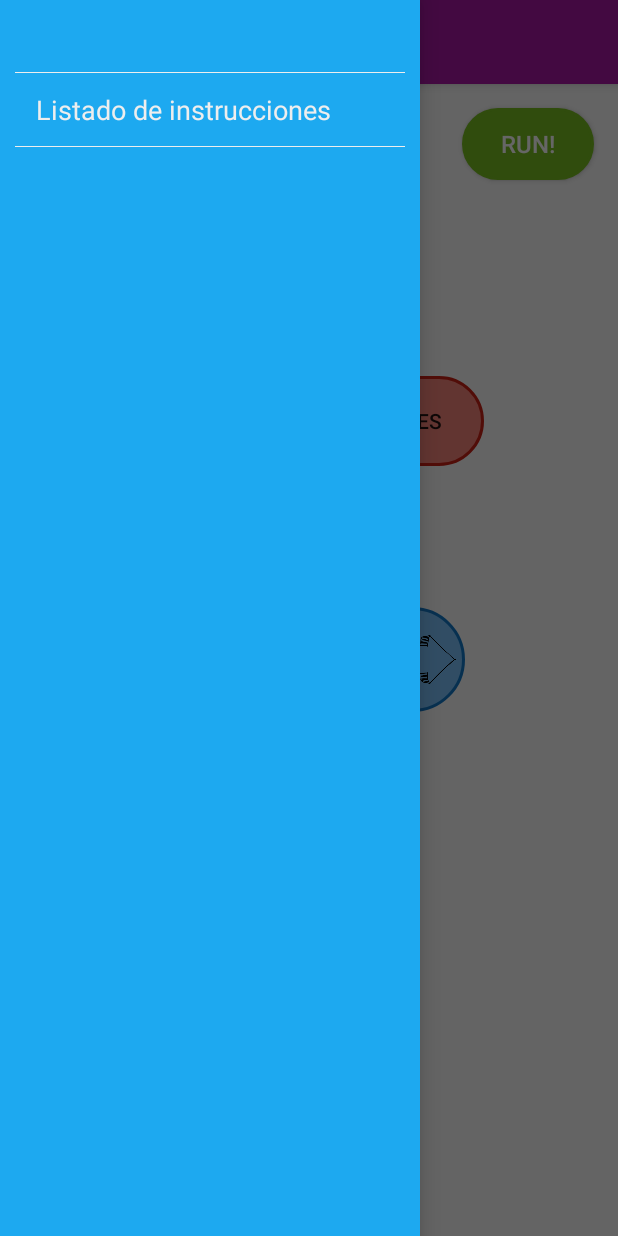
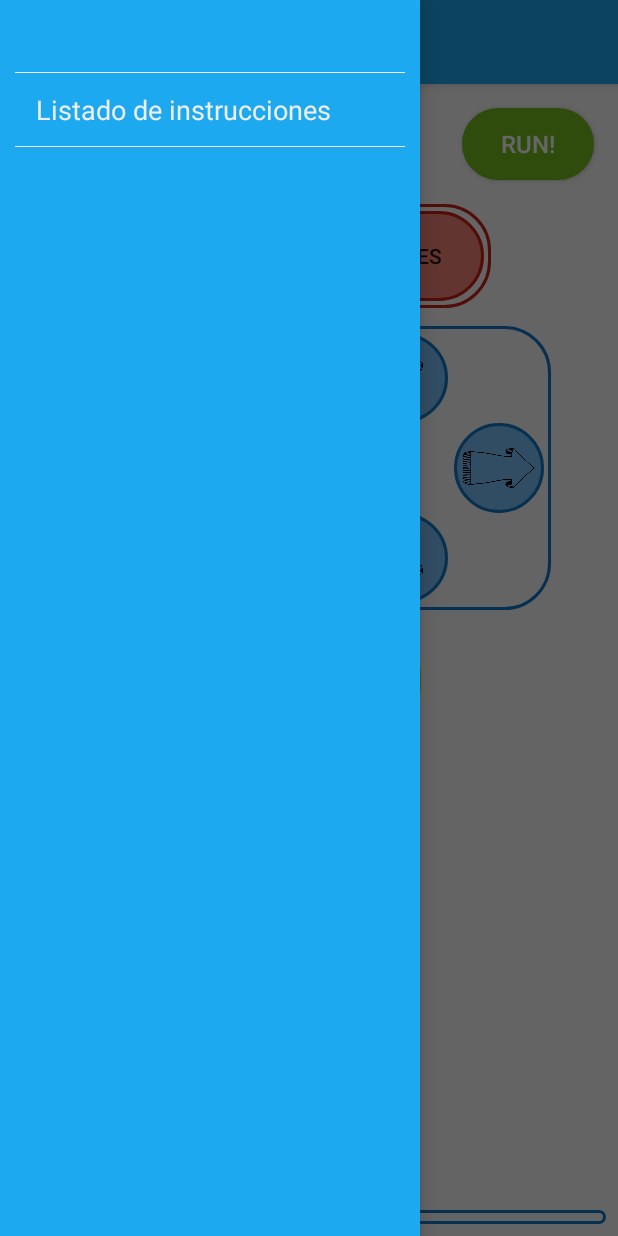
Before and after one commit to ecvargase/CarWiFi, an Android app: the screen it shows after launch (MainActivity), with the side drawer open, on a phone screen of 412 x 824 dp. Run offline under Robolectric (Android 15) with nearby library versions, the phone set to English and light mode, and no system bars; our stand-ins replace Picasso, RxJava, Timber, data binding; pictures from the network do not load; 1 statement that could not run was skipped.

Commit message:
add background holder and stroke container

```diff
--- a/app/src/main/java/com/espiot/cav/carwifi/ui/ProgTan.java
+++ b/app/src/main/java/com/espiot/cav/carwifi/ui/ProgTan.java
@@ -220,7 +220,6 @@ public class ProgTan extends Fragment implements CommonInterfaces {
     }
 
 
-
     public boolean isVadidDataToSend() {
         ArrayList<String> data = new ArrayList<>();
         ArrayList<String> fail = new ArrayList<>();
@@ -249,14 +248,17 @@ public class ProgTan extends Fragment implements CommonInterfaces {
         }
 
         if (fail.size() > 0) {
-            if(fail.size()==1){
-                openDialogSMS("La instrucción " + Arrays.toString(fail.toArray()) + " no es válida");
-            }else{
-                openDialogSMS("Las instrucciones " + Arrays.toString(fail.toArray()) + " no son válidas");
+            if (fail.size() == 1) {
+                openDialogSMS("Oh Oh!\nHay un error en la casilla\n" + Arrays.toString(fail.toArray()));
+            } else {
+                openDialogSMS("Oh Oh!\nHay un error en las casillas\n" + Arrays.toString(fail.toArray()));
             }
         } else {
             InstructionsSet instructionsSet = new InstructionsSet("", data);
             providers.setInstuctions(instructionsSet);
+            items = new ArrayList<>();
+            adapter = new InstructionsAdapter(items);
+            progTan.listInstructions.setAdapter(adapter);
         }
 
         return true;
--- /dev/null
+++ b/app/src/main/res/drawable-mdpi/custom_buttom_blue.xml
@@ -0,0 +1,21 @@
+<shape xmlns:android="http://schemas.android.com/apk/res/android"
+    android:shape="rectangle">
+    <solid
+        android:color="#901A97FC" >
+    </solid>
+
+    <stroke
+        android:width="2dp"
+        android:color="#1279C9" >
+    </stroke>
+
+    <padding
+        android:left="5dp"
+        android:top="5dp"
+        android:right="5dp"
+        android:bottom="5dp"    >
+    </padding>
+
+    <corners android:radius="40dp" />
+
+</shape>
--- /dev/null
+++ b/app/src/main/res/drawable-mdpi/custom_buttom_general_blue.xml
@@ -0,0 +1,18 @@
+<shape xmlns:android="http://schemas.android.com/apk/res/android"
+    android:shape="rectangle">
+
+    <stroke
+        android:width="2dp"
+        android:color="#1279C9" >
+    </stroke>
+
+    <padding
+        android:left="5dp"
+        android:top="5dp"
+        android:right="5dp"
+        android:bottom="5dp"    >
+    </padding>
+
+    <corners android:radius="30dp" />
+
+</shape>
--- /dev/null
+++ b/app/src/main/res/drawable-mdpi/custom_buttom_general_purple.xml
@@ -0,0 +1,19 @@
+<shape xmlns:android="http://schemas.android.com/apk/res/android"
+    android:shape="rectangle">
+
+
+    <stroke
+        android:width="2dp"
+        android:color="#D90FE6" >
+    </stroke>
+
+    <padding
+        android:left="5dp"
+        android:top="5dp"
+        android:right="5dp"
+        android:bottom="5dp"    >
+    </padding>
+
+    <corners android:radius="30dp" />
+
+</shape>
--- /dev/null
+++ b/app/src/main/res/drawable-mdpi/custom_buttom_general_red.xml
@@ -0,0 +1,19 @@
+<shape xmlns:android="http://schemas.android.com/apk/res/android"
+    android:shape="rectangle">
+
+
+    <stroke
+        android:width="2dp"
+        android:color="#CB2115" >
+    </stroke>
+
+    <padding
+        android:left="5dp"
+        android:top="5dp"
+        android:right="5dp"
+        android:bottom="5dp"    >
+    </padding>
+
+    <corners android:radius="30dp" />
+
+</shape>
--- /dev/null
+++ b/app/src/main/res/drawable-mdpi/custom_buttom_general_yellow.xml
@@ -0,0 +1,18 @@
+<shape xmlns:android="http://schemas.android.com/apk/res/android"
+    android:shape="rectangle">
+
+    <stroke
+        android:width="2dp"
+        android:color="#E1D915" >
+    </stroke>
+
+    <padding
+        android:left="5dp"
+        android:top="5dp"
+        android:right="5dp"
+        android:bottom="5dp"    >
+    </padding>
+
+    <corners android:radius="30dp" />
+
+</shape>
--- /dev/null
+++ b/app/src/main/res/drawable-mdpi/custom_buttom_purple.xml
@@ -0,0 +1,21 @@
+<shape xmlns:android="http://schemas.android.com/apk/res/android"
+    android:shape="rectangle">
+    <solid
+        android:color="#90D90FE6" >
+    </solid>
+
+    <stroke
+        android:width="2dp"
+        android:color="#D90FE6" >
+    </stroke>
+
+    <padding
+        android:left="5dp"
+        android:top="5dp"
+        android:right="5dp"
+        android:bottom="5dp"    >
+    </padding>
+
+    <corners android:radius="40dp" />
+
+</shape>
--- /dev/null
+++ b/app/src/main/res/drawable-mdpi/custom_buttom_yellow.xml
@@ -0,0 +1,21 @@
+<shape xmlns:android="http://schemas.android.com/apk/res/android"
+    android:shape="rectangle">
+    <solid
+        android:color="#90E1D915" >
+    </solid>
+
+    <stroke
+        android:width="2dp"
+        android:color="#E1D915" >
+    </stroke>
+
+    <padding
+        android:left="5dp"
+        android:top="5dp"
+        android:right="5dp"
+        android:bottom="5dp"    >
+    </padding>
+
+    <corners android:radius="40dp" />
+
+</shape>
--- /dev/null
+++ b/app/src/main/res/drawable-mdpi/recycler_background.xml
@@ -0,0 +1,21 @@
+<shape xmlns:android="http://schemas.android.com/apk/res/android"
+    android:shape="rectangle">
+    <!--<solid-->
+    <!--android:color="#901A97FC" >-->
+    <!--</solid>-->
+
+    <stroke
+        android:width="2dp"
+        android:color="#1279C9" >
+    </stroke>
+
+    <padding
+        android:left="5dp"
+        android:top="5dp"
+        android:right="5dp"
+        android:bottom="5dp"    >
+    </padding>
+
+    <corners android:radius="30dp" />
+
+</shape>
--- a/app/src/main/res/layout/activity_main.xml
+++ b/app/src/main/res/layout/activity_main.xml
@@ -34,7 +34,7 @@
                     android:layout_width="match_parent"
                     android:layout_height="?attr/actionBarSize"
                     android:background="?attr/colorPrimary"
-                    android:backgroundTint="#A817A3"
+                    android:backgroundTint="#1DA9F0"
                     android:elevation="4dp">
 
                     <RelativeLayout
--- a/app/src/main/res/layout/prog_tan.xml
+++ b/app/src/main/res/layout/prog_tan.xml
@@ -47,16 +47,18 @@
             android:textSize="16sp" />
 
         <LinearLayout
+            android:id="@+id/embebido_container"
             android:layout_width="wrap_content"
             android:layout_height="wrap_content"
-            android:layout_above="@id/instructions_move"
+            android:layout_below="@id/delete"
             android:layout_centerHorizontal="true"
-            android:paddingBottom="24dp">
+            android:background="@drawable/custom_buttom_general_red">
 
             <ImageButton
                 android:id="@+id/move_button"
                 android:layout_width="100dp"
                 android:layout_height="60dp"
+                android:layout_gravity="center_vertical"
                 android:layout_marginEnd="34dp"
                 android:background="@drawable/custom_buttom_red"
                 android:scaleType="fitXY"
@@ -66,16 +68,74 @@
                 android:id="@+id/led_button"
                 android:layout_width="100dp"
                 android:layout_height="60dp"
+                android:layout_gravity="center_vertical"
                 android:background="@drawable/custom_buttom_red"
                 android:text="Luces" />
         </LinearLayout>
 
+
+        <LinearLayout
+            android:id="@+id/container_general_buttons_control"
+            android:layout_width="wrap_content"
+            android:layout_height="wrap_content"
+            android:layout_below="@+id/embebido_container"
+            android:layout_centerHorizontal="true"
+            android:layout_marginTop="12dp"
+            android:orientation="horizontal">
+
             <RelativeLayout
+                android:id="@+id/cycles_button"
+                android:layout_width="wrap_content"
+                android:layout_height="wrap_content"
+                android:layout_gravity="center_vertical"
+                android:layout_marginEnd="16dp"
+                android:background="@drawable/custom_buttom_general_purple">
+
+                <!--<ImageButton-->
+                <!--android:id="@+id/for_button"-->
+                <!--android:layout_width="100dp"-->
+                <!--android:layout_height="60dp"-->
+                <!--android:layout_marginBottom="24dp"-->
+                <!--android:background="@drawable/custom_buttom_purple"-->
+                <!--android:scaleType="fitXY"-->
+                <!--android:text="FOR" />-->
+
+                <!--<ImageButton-->
+                <!--android:id="@+id/if_button"-->
+                <!--android:layout_width="100dp"-->
+                <!--android:layout_height="60dp"-->
+                <!--android:layout_below="@id/for_button"-->
+                <!--android:background="@drawable/custom_buttom_purple"-->
+                <!--android:scaleType="fitXY"-->
+                <!--android:text="IF" />-->
+                <Button
+                    android:id="@+id/for_button"
+                    android:layout_width="100dp"
+                    android:layout_height="60dp"
+                    android:layout_marginBottom="24dp"
+                    android:background="@drawable/custom_buttom_purple"
+                    android:scaleType="fitXY"
+                    android:text="FOR"
+                    android:textColor="#EEEEEE" />
+
+                <Button
+                    android:id="@+id/if_button"
+                    android:layout_width="100dp"
+                    android:layout_height="60dp"
+                    android:layout_below="@id/for_button"
+                    android:background="@drawable/custom_buttom_purple"
+                    android:scaleType="fitXY"
+                    android:text="IF"
+                    android:textColor="#EEEEEE"/>
+            </RelativeLayout>
+
+            <RelativeLayout
+                android:background="@drawable/custom_buttom_general_blue"
                 android:id="@+id/instructions_move"
                 android:layout_width="wrap_content"
                 android:layout_height="wrap_content"
-            android:layout_centerHorizontal="true"
-            android:layout_centerVertical="true">
+                android:layout_alignEnd="@+id/run"
+                android:layout_below="@+id/embebido_container">
 
                 <LinearLayout
                     android:id="@+id/directions"
@@ -87,8 +147,8 @@
 
                     <ImageButton
                         android:id="@+id/left_button"
-                    android:layout_width="70dp"
-                    android:layout_height="70dp"
+                        android:layout_width="60dp"
+                        android:layout_height="60dp"
                         android:layout_marginEnd="34dp"
                         android:background="@drawable/custom_buttom_blue"
                         android:scaleType="fitXY"
@@ -96,8 +156,8 @@
 
                     <ImageButton
                         android:id="@+id/right_button"
-                    android:layout_width="70dp"
-                    android:layout_height="70dp"
+                        android:layout_width="60dp"
+                        android:layout_height="60dp"
                         android:layout_marginStart="34dp"
                         android:background="@drawable/custom_buttom_blue"
                         android:scaleType="fitXY"
@@ -107,8 +167,8 @@
 
                 <ImageButton
                     android:id="@+id/up_button"
-                android:layout_width="70dp"
-                android:layout_height="70dp"
+                    android:layout_width="60dp"
+                    android:layout_height="60dp"
                     android:layout_centerHorizontal="true"
                     android:background="@drawable/custom_buttom_blue"
                     android:gravity="center"
@@ -117,21 +177,25 @@
 
                 <ImageButton
                     android:id="@+id/down_button"
-                android:layout_width="70dp"
-                android:layout_height="70dp"
+                    android:layout_width="60dp"
+                    android:layout_height="60dp"
                     android:layout_below="@id/directions"
                     android:layout_centerHorizontal="true"
                     android:background="@drawable/custom_buttom_blue"
                     android:scaleType="fitXY"
                     android:src="@drawable/flecha_down" />
             </RelativeLayout>
+        </LinearLayout>
+
 
         <LinearLayout
             android:id="@+id/lights"
             android:layout_width="wrap_content"
             android:layout_height="wrap_content"
-            android:layout_below="@id/instructions_move"
+            android:layout_below="@id/container_general_buttons_control"
             android:layout_centerHorizontal="true"
+            android:layout_marginTop="12dp"
+            android:background="@drawable/custom_buttom_general_yellow"
             android:orientation="horizontal">
 
 
@@ -139,26 +203,37 @@
                 android:id="@+id/on_button"
                 android:layout_width="60dp"
                 android:layout_height="60dp"
-                android:background="@drawable/custom_buttom_blue"
-                android:src="@drawable/ic_flash_on_white_24dp"
-                android:layout_marginEnd="10dp"/>
+                android:layout_marginEnd="10dp"
+                android:background="@drawable/custom_buttom_yellow"
+                android:src="@drawable/ic_flash_on_white_24dp" />
 
             <ImageButton
-                android:layout_marginStart="10dp"
                 android:id="@+id/off_button"
                 android:layout_width="60dp"
                 android:layout_height="60dp"
-                android:background="@drawable/custom_buttom_blue"
-                android:src="@drawable/ic_flash_off_white_24dp"/>
+                android:layout_marginStart="10dp"
+                android:background="@drawable/custom_buttom_yellow"
+                android:src="@drawable/ic_flash_off_white_24dp" />
 
         </LinearLayout>
+
+
+        <RelativeLayout
+            android:id="@+id/container_recycler"
+            android:layout_width="match_parent"
+            android:layout_height="wrap_content"
+            android:layout_alignParentBottom="true"
+            android:layout_margin="8dp"
+            android:background="@drawable/recycler_background">
 
             <android.support.v7.widget.RecyclerView
                 android:id="@+id/list_instructions"
                 android:layout_width="match_parent"
                 android:layout_height="wrap_content"
-            android:layout_alignParentBottom="true"
+                android:layout_marginEnd="18dp"
+                android:layout_marginStart="18dp"
                 android:scrollbars="horizontal" />
+        </RelativeLayout>
 
 
     </RelativeLayout>
```
Lines whose indentation alone changed are shown as unchanged.
